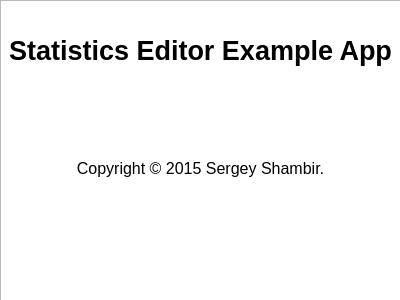
First picture: the form in lw1/visual_stats/aboutdialog.ui, repository ivan-uskov/computer-graphics-labs, before the edit.
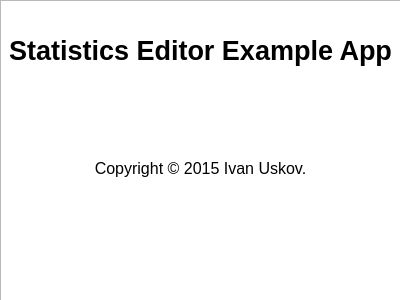
Second picture: the form after the edit.

The edit to the form file:
```diff
--- a/lw1/visual_stats/aboutdialog.ui
+++ b/lw1/visual_stats/aboutdialog.ui
@@ -35,14 +35,14 @@
     <string>&lt;!DOCTYPE HTML PUBLIC &quot;-//W3C//DTD HTML 4.0//EN&quot; &quot;http://www.w3.org/TR/REC-html40/strict.dtd&quot;&gt;
 &lt;html&gt;&lt;head&gt;&lt;meta name=&quot;qrichtext&quot; content=&quot;1&quot; /&gt;&lt;style type=&quot;text/css&quot;&gt;
 p, li { white-space: pre-wrap; }
-&lt;/style&gt;&lt;/head&gt;&lt;body style=&quot; font-family:'Ubuntu'; font-size:10pt; font-weight:400; font-style:normal;&quot;&gt;
-&lt;p align=&quot;center&quot; style=&quot;-qt-paragraph-type:empty; margin-top:0px; margin-bottom:0px; margin-left:0px; margin-right:0px; -qt-block-indent:0; text-indent:0px;&quot;&gt;&lt;br /&gt;&lt;/p&gt;
-&lt;p align=&quot;center&quot; style=&quot;-qt-paragraph-type:empty; margin-top:0px; margin-bottom:0px; margin-left:0px; margin-right:0px; -qt-block-indent:0; text-indent:0px;&quot;&gt;&lt;br /&gt;&lt;/p&gt;
-&lt;p align=&quot;center&quot; style=&quot; margin-top:0px; margin-bottom:0px; margin-left:0px; margin-right:0px; -qt-block-indent:0; text-indent:0px;&quot;&gt;&lt;span style=&quot; font-size:20pt; font-weight:600;&quot;&gt;Statistics Editor Example App&lt;/span&gt;&lt;/p&gt;
-&lt;p align=&quot;center&quot; style=&quot;-qt-paragraph-type:empty; margin-top:0px; margin-bottom:0px; margin-left:0px; margin-right:0px; -qt-block-indent:0; text-indent:0px; font-size:20pt; font-weight:600;&quot;&gt;&lt;br /&gt;&lt;/p&gt;
-&lt;p align=&quot;center&quot; style=&quot;-qt-paragraph-type:empty; margin-top:0px; margin-bottom:0px; margin-left:0px; margin-right:0px; -qt-block-indent:0; text-indent:0px; font-size:20pt; font-weight:600;&quot;&gt;&lt;br /&gt;&lt;/p&gt;
-&lt;p align=&quot;center&quot; style=&quot;-qt-paragraph-type:empty; margin-top:0px; margin-bottom:0px; margin-left:0px; margin-right:0px; -qt-block-indent:0; text-indent:0px; font-size:20pt; font-weight:600;&quot;&gt;&lt;br /&gt;&lt;/p&gt;
-&lt;p align=&quot;center&quot; style=&quot; margin-top:0px; margin-bottom:0px; margin-left:0px; margin-right:0px; -qt-block-indent:0; text-indent:0px;&quot;&gt;&lt;span style=&quot; font-size:12pt;&quot;&gt;Copyright © 2015 Sergey Shambir.&lt;/span&gt;&lt;/p&gt;&lt;/body&gt;&lt;/html&gt;</string>
+&lt;/style&gt;&lt;/head&gt;&lt;body style=&quot; font-family:'MS Shell Dlg 2'; font-size:7.8pt; font-weight:400; font-style:normal;&quot;&gt;
+&lt;p align=&quot;center&quot; style=&quot;-qt-paragraph-type:empty; margin-top:0px; margin-bottom:0px; margin-left:0px; margin-right:0px; -qt-block-indent:0; text-indent:0px; font-family:'Ubuntu'; font-size:10pt;&quot;&gt;&lt;br /&gt;&lt;/p&gt;
+&lt;p align=&quot;center&quot; style=&quot;-qt-paragraph-type:empty; margin-top:0px; margin-bottom:0px; margin-left:0px; margin-right:0px; -qt-block-indent:0; text-indent:0px; font-family:'Ubuntu'; font-size:10pt;&quot;&gt;&lt;br /&gt;&lt;/p&gt;
+&lt;p align=&quot;center&quot; style=&quot; margin-top:0px; margin-bottom:0px; margin-left:0px; margin-right:0px; -qt-block-indent:0; text-indent:0px;&quot;&gt;&lt;span style=&quot; font-family:'Ubuntu'; font-size:20pt; font-weight:600;&quot;&gt;Statistics Editor Example App&lt;/span&gt;&lt;/p&gt;
+&lt;p align=&quot;center&quot; style=&quot;-qt-paragraph-type:empty; margin-top:0px; margin-bottom:0px; margin-left:0px; margin-right:0px; -qt-block-indent:0; text-indent:0px; font-family:'Ubuntu'; font-size:20pt; font-weight:600;&quot;&gt;&lt;br /&gt;&lt;/p&gt;
+&lt;p align=&quot;center&quot; style=&quot;-qt-paragraph-type:empty; margin-top:0px; margin-bottom:0px; margin-left:0px; margin-right:0px; -qt-block-indent:0; text-indent:0px; font-family:'Ubuntu'; font-size:20pt; font-weight:600;&quot;&gt;&lt;br /&gt;&lt;/p&gt;
+&lt;p align=&quot;center&quot; style=&quot;-qt-paragraph-type:empty; margin-top:0px; margin-bottom:0px; margin-left:0px; margin-right:0px; -qt-block-indent:0; text-indent:0px; font-family:'Ubuntu'; font-size:20pt; font-weight:600;&quot;&gt;&lt;br /&gt;&lt;/p&gt;
+&lt;p align=&quot;center&quot; style=&quot; margin-top:0px; margin-bottom:0px; margin-left:0px; margin-right:0px; -qt-block-indent:0; text-indent:0px;&quot;&gt;&lt;span style=&quot; font-family:'Ubuntu'; font-size:12pt;&quot;&gt;Copyright © 2015 Ivan Uskov.&lt;/span&gt;&lt;/p&gt;&lt;/body&gt;&lt;/html&gt;</string>
    </property>
   </widget>
  </widget>
```
